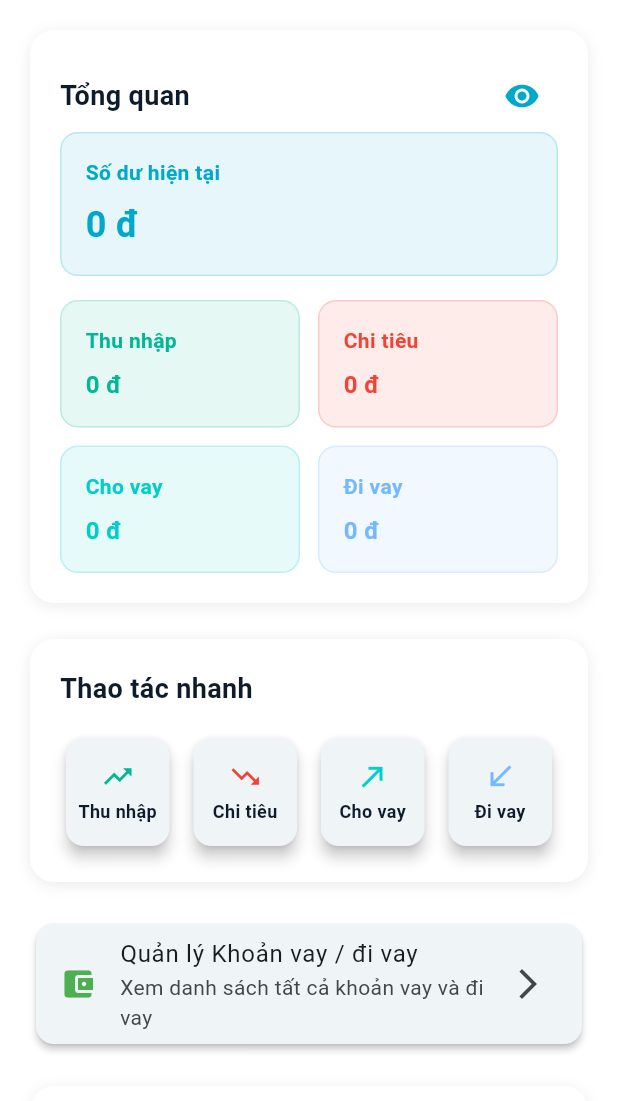
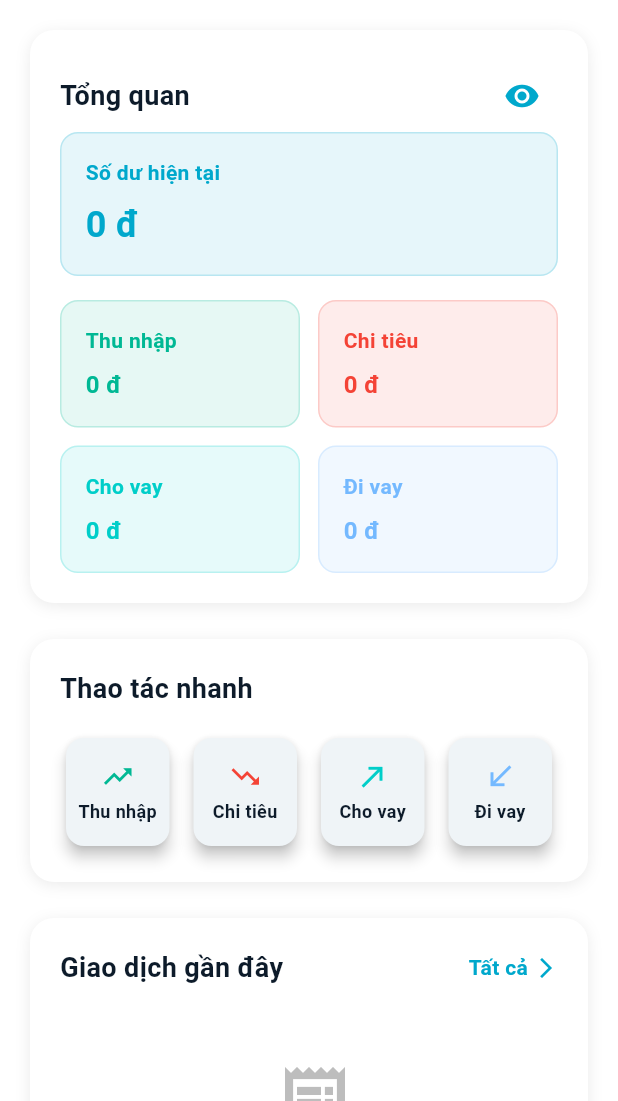
Before and after one commit to HaoAboutMe/DACN-FlutterApp-QLCT, a Flutter app: the HomePage screen opened directly, on a phone screen of 412 x 824 dp, the part 135-1236 px from its top. Run offline on Flutter 3.47's test engine with Material 3 defaults, Android fonts, the phone set to English and light mode, and no system bars; our stand-ins replace shared_preferences, sqflite; accounts and stored records are empty.

Commit message:
Fix HomePage and Navigation Bar

```diff
--- a/lib/main.dart
+++ b/lib/main.dart
@@ -27,10 +27,10 @@ class MyApp extends StatelessWidget {
         useMaterial3: true,
       ),
       // Show InitialScreen or MainNavigationWrapper based on isFirstRun
-      home: isFirstRun ? const InitialScreen() : const MainNavigationWrapper(),
+      home: isFirstRun ? const InitialScreen() : MainNavigationWrapper(key: mainNavigationKey),
       // Define named routes
       routes: {
-        '/home': (context) => const MainNavigationWrapper(),
+        '/home': (context) => MainNavigationWrapper(key: mainNavigationKey),
         '/initial': (context) => const InitialScreen(),
       },
       debugShowCheckedModeBanner: false, // Remove debug banner
--- a/lib/screens/home/home_page.dart
+++ b/lib/screens/home/home_page.dart
@@ -12,6 +12,7 @@ import '../add_transaction/add_transaction_page.dart';
 import '../add_loan/add_loan_page.dart';
 import '../loan/loan_list_screen.dart';
 import '../transaction/transactions_screen.dart';
+import '../main_navigation_wrapper.dart';
 
 class HomePage extends StatefulWidget {
   const HomePage({super.key});
@@ -231,39 +232,12 @@ class _HomePageState extends State<HomePage> {
                 onLoanReceivedPressed: () => _navigateToAddTransaction('loan_received'),
               ),
               const SizedBox(height: 24),
-              // Add a button to navigate to Loan List Screen
-              Card(
-                elevation: 2,
-                child: ListTile(
-                  leading: const Icon(Icons.account_balance_wallet, color: Colors.green),
-                  title: const Text('Quản lý Khoản vay / đi vay'),
-                  subtitle: const Text('Xem danh sách tất cả khoản vay và đi vay'),
-                  trailing: const Icon(Icons.arrow_forward_ios),
-                  onTap: () {
-                    Navigator.push(
-                      context,
-                      MaterialPageRoute(
-                        builder: (context) => const LoanListScreen(),
-                      ),
-                    );
-                  },
-                ),
-              ),
-              const SizedBox(height: 24),
               RecentTransactions(
                 transactions: _recentTransactions,
                 categoriesMap: _categoriesMap,
-                onViewAllPressed: () async {
-                  final result = await Navigator.push(
-                    context,
-                    MaterialPageRoute(
-                      builder: (context) => const TransactionsScreen(),
-                    ),
-                  );
-
-                  // Refresh dữ liệu khi quay lại từ TransactionsScreen
-                  // vì có thể đã có thay đổi về giao dịch hoặc số dư
-                  await _loadData();
+                onViewAllPressed: () {
+                  // Chuyển sang tab Giao dịch (index 1) thay vì push route mới
+                  mainNavigationKey.currentState?.switchToTab(1);
                 },
               ),
             ],
--- a/lib/screens/home/widgets/recent_transactions.dart
+++ b/lib/screens/home/widgets/recent_transactions.dart
@@ -49,10 +49,23 @@ class RecentTransactions extends StatelessWidget {
               if (onViewAllPressed != null)
                 GestureDetector(
                   onTap: onViewAllPressed,
-                  child: const Icon(
-                    Icons.arrow_forward_ios,
-                    color: HomeColors.primary,
-                    size: 20,
+                  child: Row(
+                    children: [
+                      Text(
+                        'Tất cả',
+                        style: TextStyle(
+                          fontSize: 14,
+                          fontWeight: FontWeight.w600,
+                          color: HomeColors.primary,
+                        ),
+                      ),
+                      const SizedBox(width: 4),
+                      const Icon(
+                        Icons.arrow_forward_ios,
+                        color: HomeColors.primary,
+                        size: 16,
+                      ),
+                    ],
                   ),
                 ),
             ],
```
Also changed, not shown: lib/screens/main_navigation_wrapper.dart (+14 -0 lines).
